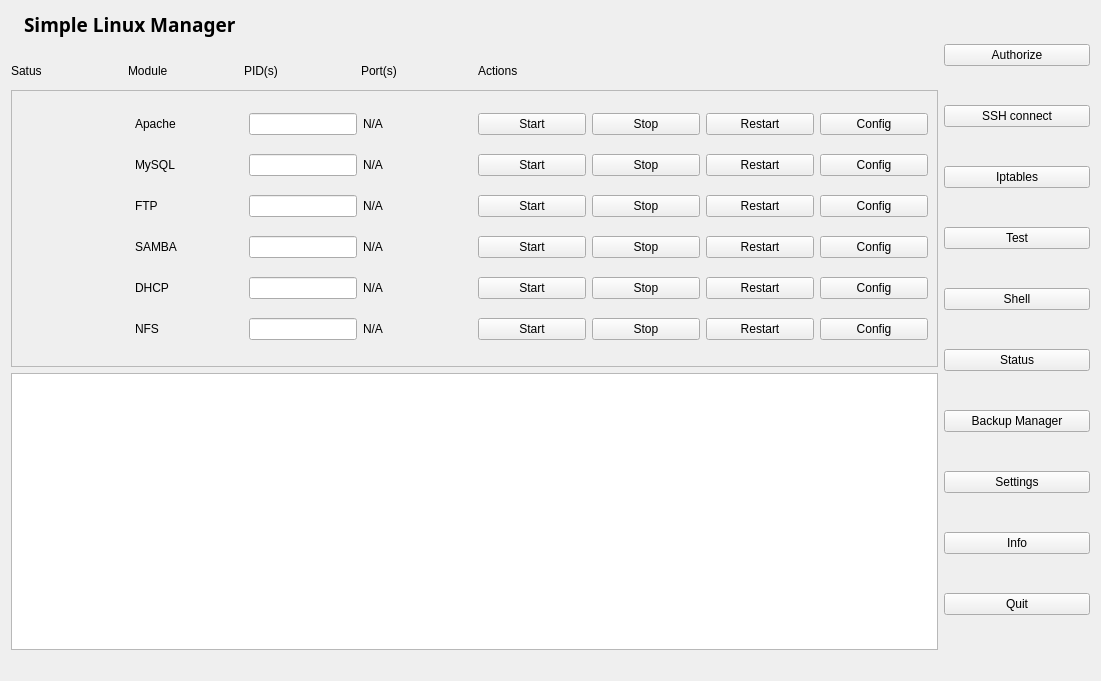
kubekpop/slm, file main_widget.ui: the form before one commit.
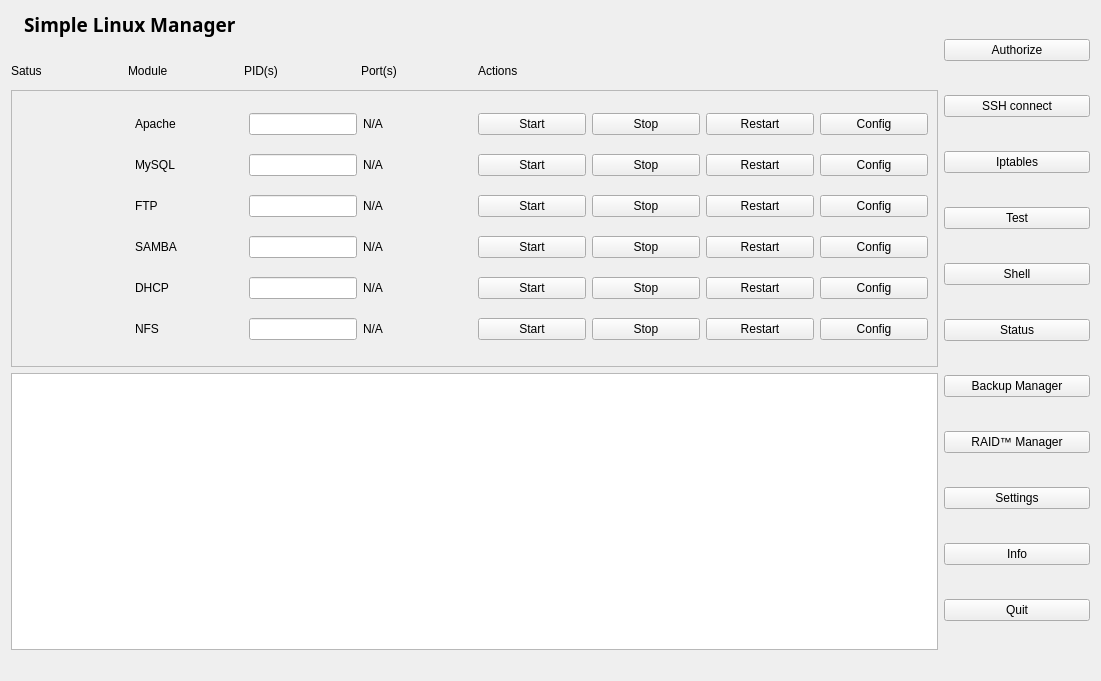
The form after the commit. Icons and pictures are not drawn.

Commit message: ssh connection, status window fix and optimisation, raid window added

What changed in the file:
```diff
--- a/main_widget.ui
+++ b/main_widget.ui
@@ -74,6 +74,13 @@
          </property>
         </widget>
        </item>
+       <item>
+        <widget class="QPushButton" name="raid_manager">
+         <property name="text">
+          <string>RAID™ Manager</string>
+         </property>
+        </widget>
+       </item>
        <item>
         <widget class="QPushButton" name="config">
          <property name="text">
```
Left out of the diff: 2 changed lines with no effect on the pictures. The commit also changes 14 other files.
